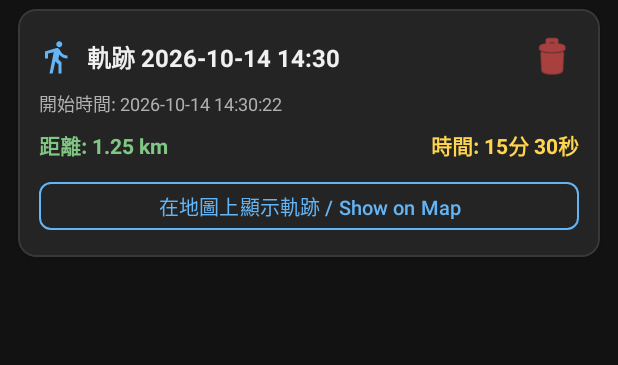
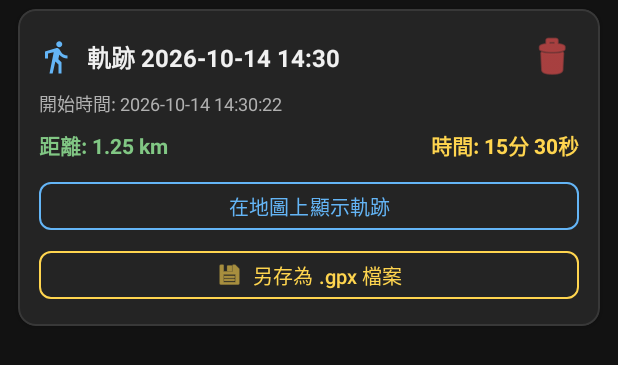
Before and after one commit to kongjjj2k3/HK-Post-Box-Map, an Android app: the layout item_track_record.xml on its own in the app's theme, with its tools: preview values and no code run, on a phone screen of 412 x 824 dp. Shown: the top 365 px of the screen. Run offline under Robolectric (Android 15) with nearby library versions, the phone set to English and light mode, and no system bars.

Commit message:
Add export track to standard .gpx file feature

```diff
--- a/app/src/main/java/com/kongjjj/hkpostboxchecker/adapter/TrackAdapter.kt
+++ b/app/src/main/java/com/kongjjj/hkpostboxchecker/adapter/TrackAdapter.kt
@@ -11,6 +11,7 @@ import com.kongjjj.hkpostboxchecker.model.TrackRecord
 class TrackAdapter(
     private val isTc: Boolean = true,
     private val onShowOnMap: (TrackRecord) -> Unit,
+    private val onExportGpx: (TrackRecord) -> Unit,
     private val onDelete: (TrackRecord) -> Unit
 ) : ListAdapter<TrackRecord, TrackAdapter.TrackViewHolder>(TrackDiffCallback()) {
 
@@ -46,6 +47,11 @@ class TrackAdapter(
                 onShowOnMap(track)
             }
 
+            binding.btnExportGpx.text = if (isTc) "另存為 .gpx 檔案" else "Export as .gpx File"
+            binding.btnExportGpx.setOnClickListener {
+                onExportGpx(track)
+            }
+
             binding.btnDeleteTrack.setOnClickListener {
                 onDelete(track)
             }
--- a/app/src/main/res/layout/item_track_record.xml
+++ b/app/src/main/res/layout/item_track_record.xml
@@ -87,18 +87,36 @@
                 tools:text="時間: 15分 30秒" />
         </LinearLayout>
 
+        <!-- Show on Map Button -->
         <com.google.android.material.button.MaterialButton
             android:id="@+id/btn_show_on_map"
             style="@style/Widget.Material3.Button.OutlinedButton"
             android:layout_width="match_parent"
             android:layout_height="40dp"
             android:layout_marginTop="10dp"
-            android:text="在地圖上顯示軌跡 / Show on Map"
+            android:text="在地圖上顯示軌跡"
             android:textColor="#64B5F6"
             android:textSize="13sp"
             app:cornerRadius="8dp"
             app:strokeColor="#64B5F6" />
 
+        <!-- Export as GPX Button -->
+        <com.google.android.material.button.MaterialButton
+            android:id="@+id/btn_export_gpx"
+            style="@style/Widget.Material3.Button.OutlinedButton"
+            android:layout_width="match_parent"
+            android:layout_height="40dp"
+            android:layout_marginTop="6dp"
+            android:text="另存為 .gpx 檔案"
+            android:textColor="#FFD54F"
+            android:textSize="13sp"
+            app:cornerRadius="8dp"
+            app:icon="@android:drawable/ic_menu_save"
+            app:iconGravity="textStart"
+            app:iconPadding="6dp"
+            app:iconTint="#FFD54F"
+            app:strokeColor="#FFD54F" />
+
     </LinearLayout>
 
 </com.google.android.material.card.MaterialCardView>
```
Also changed, not shown: app/src/main/java/com/kongjjj/hkpostboxchecker/ui/TrackHistoryBottomSheet.kt (+16 -0 lines), app/src/main/java/com/kongjjj/hkpostboxchecker/util/GpxExporter.kt (added, +93 -0 lines).
